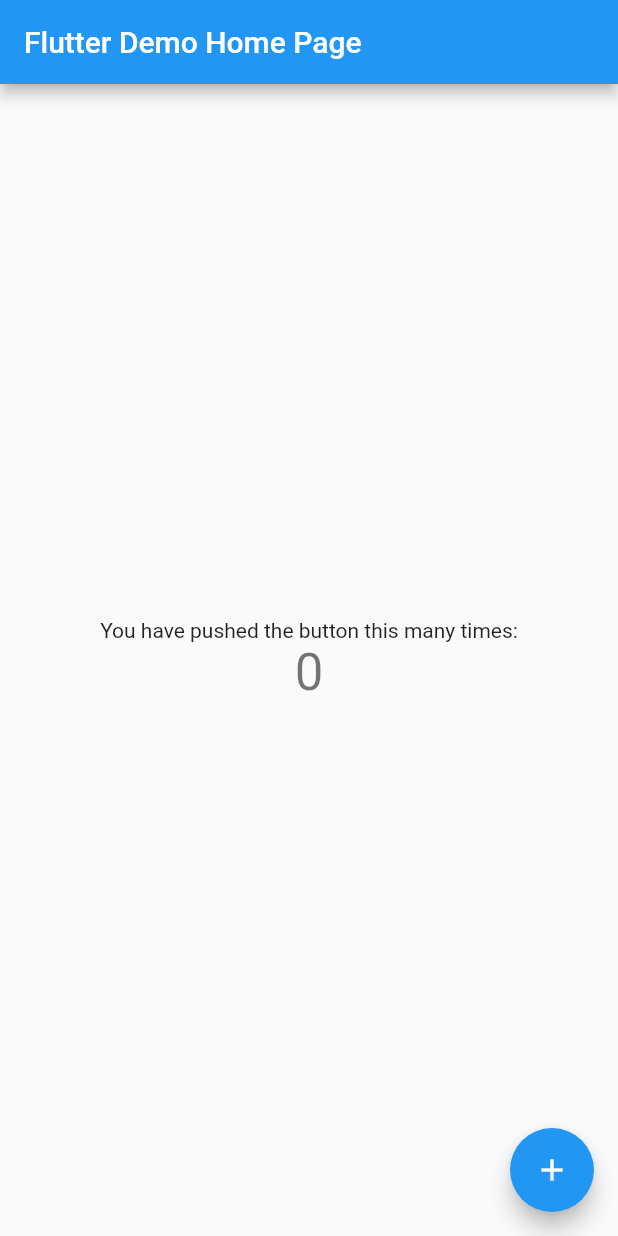
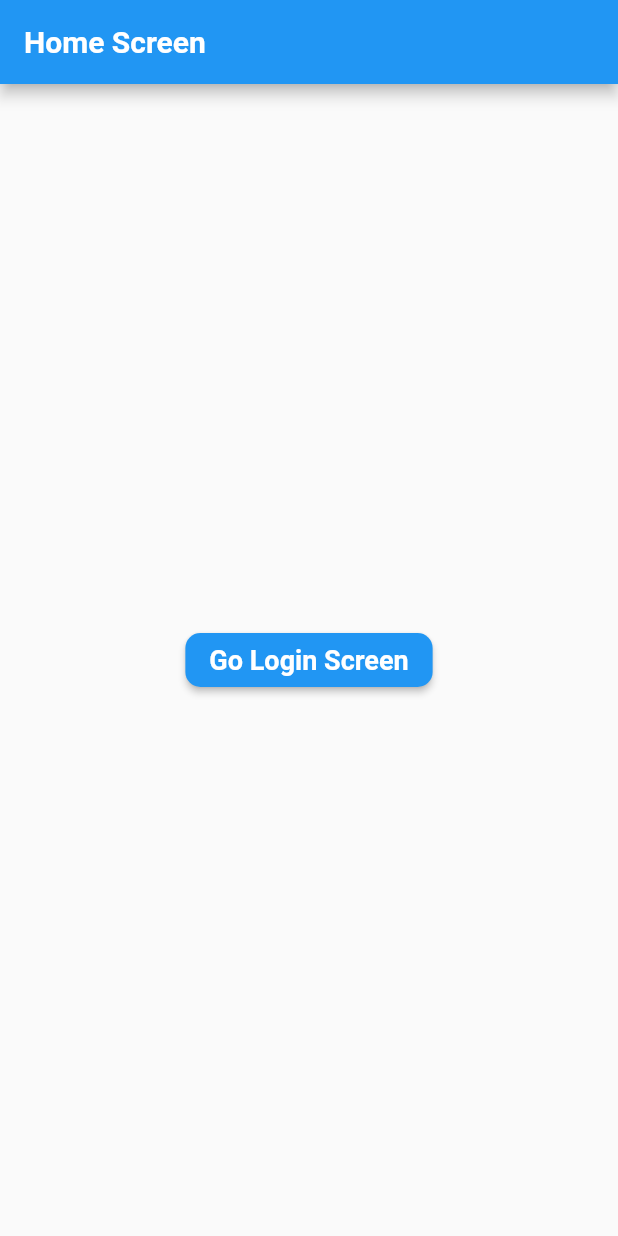
Before and after one commit to lamva112/food_nija_application, a Flutter app: the screen it shows after launch, on a phone screen of 412 x 824 dp. Run offline on Flutter 3.47's test engine with Material 2 defaults, Android fonts, the light colour scheme and no system bars.

Commit message:
init codebase

```diff
--- /dev/null
+++ b/lib/app/change_notifies/change_notifies.dart
@@ -0,0 +1,11 @@
+import 'package:flutter/material.dart';
+
+class User with ChangeNotifier {
+  String _user = '';
+  String get user => _user;
+
+  set setUser(String name) {
+    _user = name;
+    notifyListeners();
+  }
+}
--- /dev/null
+++ b/lib/app/features/home_screen.dart
@@ -0,0 +1,38 @@
+import 'package:flutter/material.dart';
+import 'package:food_nija_application/app/routes/routes.dart';
+
+class HomeScreen extends StatelessWidget {
+  const HomeScreen({Key? key}) : super(key: key);
+
+  @override
+  Widget build(BuildContext context) {
+    return Scaffold(
+      appBar: AppBar(
+        title: const Text(
+          'Home Screen',
+          style: TextStyle(
+              fontSize: 20, fontWeight: FontWeight.bold, color: Colors.white),
+        ),
+      ),
+      body: Center(
+        child: ElevatedButton(
+            style: ElevatedButton.styleFrom(
+              shape: RoundedRectangleBorder(
+                borderRadius: BorderRadius.circular(10.0),
+              ),
+              primary: Colors.blue,
+            ),
+            onPressed: () {
+              Navigator.of(context).pushNamed(RouteManager.loginPage);
+            },
+            child: const Text(
+              'Go Login Screen',
+              style: TextStyle(
+                  fontSize: 18,
+                  fontWeight: FontWeight.bold,
+                  color: Colors.white),
+            )),
+      ),
+    );
+  }
+}
--- /dev/null
+++ b/lib/app/routes/routes.dart
@@ -0,0 +1,25 @@
+import 'package:flutter/material.dart';
+import '../features/home_screen.dart';
+import '../features/login_screen.dart';
+
+class RouteManager {
+  static const String loginPage = '/loginPage';
+  static const String homePage = '/';
+
+  static Route<dynamic> generateRoute(RouteSettings settings) {
+    switch (settings.name) {
+      case loginPage:
+        return MaterialPageRoute(
+          builder: (context) => const LoginScreen(),
+        );
+
+      case homePage:
+        return MaterialPageRoute(
+          builder: (context) => const HomeScreen(),
+        );
+
+      default:
+        throw const FormatException('Route not found! Check routes again!');
+    }
+  }
+}
--- a/lib/main.dart
+++ b/lib/main.dart
@@ -1,4 +1,7 @@
 import 'package:flutter/material.dart';
+import 'package:food_nija_application/app/change_notifies/change_notifies.dart';
+import 'package:food_nija_application/app/routes/routes.dart';
+import 'package:provider/provider.dart';
 
 void main() {
   runApp(const MyApp());
@@ -9,97 +12,19 @@
 
   @override
   Widget build(BuildContext context) {
-    return MaterialApp(
-      title: 'Flutter Demo',
-      theme: ThemeData(
-        primarySwatch: Colors.blue,
-      ),
-      home: const MyHomePage(title: 'Flutter Demo Home Page'),
+    return MultiProvider(
+      providers: [
+        ChangeNotifierProvider(create: (context) => User()),
+      ],
+      builder: (context, child) {
+        return MaterialApp(
+          localizationsDelegates: [
+          ],
+          debugShowCheckedModeBanner: false,
+          initialRoute: RouteManager.homePage,
+          onGenerateRoute: RouteManager.generateRoute,
+        );
+      },
     );
   }
 }
-
-class MyHomePage extends StatefulWidget {
-  const MyHomePage({Key? key, required this.title}) : super(key: key);
-
-  // This widget is the home page of your application. It is stateful, meaning
-  // that it has a State object (defined below) that contains fields that affect
-  // how it looks.
-
-  // This class is the configuration for the state. It holds the values (in this
-  // case the title) provided by the parent (in this case the App widget) and
-  // used by the build method of the State. Fields in a Widget subclass are
-  // always marked "final".
-
-  final String title;
-
-  @override
-  State<MyHomePage> createState() => _MyHomePageState();
-}
-
-class _MyHomePageState extends State<MyHomePage> {
-  int _counter = 0;
-
-  void _incrementCounter() {
-    setState(() {
-      // This call to setState tells the Flutter framework that something has
-      // changed in this State, which causes it to rerun the build method below
-      // so that the display can reflect the updated values. If we changed
-      // _counter without calling setState(), then the build method would not be
-      // called again, and so nothing would appear to happen.
-      _counter++;
-    });
-  }
-
-  @override
-  Widget build(BuildContext context) {
-    // This method is rerun every time setState is called, for instance as done
-    // by the _incrementCounter method above.
-    //
-    // The Flutter framework has been optimized to make rerunning build methods
-    // fast, so that you can just rebuild anything that needs updating rather
-    // than having to individually change instances of widgets.
-    return Scaffold(
-      appBar: AppBar(
-        // Here we take the value from the MyHomePage object that was created by
-        // the App.build method, and use it to set our appbar title.
-        title: Text(widget.title),
-      ),
-      body: Center(
-        // Center is a layout widget. It takes a single child and positions it
-        // in the middle of the parent.
-        child: Column(
-          // Column is also a layout widget. It takes a list of children and
-          // arranges them vertically. By default, it sizes itself to fit its
-          // children horizontally, and tries to be as tall as its parent.
-          //
-          // Invoke "debug painting" (press "p" in the console, choose the
-          // "Toggle Debug Paint" action from the Flutter Inspector in Android
-          // Studio, or the "Toggle Debug Paint" command in Visual Studio Code)
-          // to see the wireframe for each widget.
-          //
-          // Column has various properties to control how it sizes itself and
-          // how it positions its children. Here we use mainAxisAlignment to
-          // center the children vertically; the main axis here is the vertical
-          // axis because Columns are vertical (the cross axis would be
-          // horizontal).
-          mainAxisAlignment: MainAxisAlignment.center,
-          children: <Widget>[
-            const Text(
-              'You have pushed the button this many times:',
-            ),
-            Text(
-              '$_counter',
-              style: Theme.of(context).textTheme.headline4,
-            ),
-          ],
-        ),
-      ),
-      floatingActionButton: FloatingActionButton(
-        onPressed: _incrementCounter,
-        tooltip: 'Increment',
-        child: const Icon(Icons.add),
-      ), // This trailing comma makes auto-formatting nicer for build methods.
-    );
-  }
-}
--- a/pubspec.yaml
+++ b/pubspec.yaml
@@ -34,6 +34,7 @@
   # The following adds the Cupertino Icons font to your application.
   # Use with the CupertinoIcons class for iOS style icons.
   cupertino_icons: ^1.0.2
+  provider: ^6.0.3
 
 dev_dependencies:
   flutter_test:
```
Also changed, not shown: lib/app/features/login_screen.dart (added, +37 -0 lines), lib/app/core/utils/utils.dart (added), lib/app/core/values/app_colors.dart (added), lib/app/core/values/languages/en-US.dart (added), lib/app/core/values/languages/vi-VN.dart (added), pubspec.lock.
